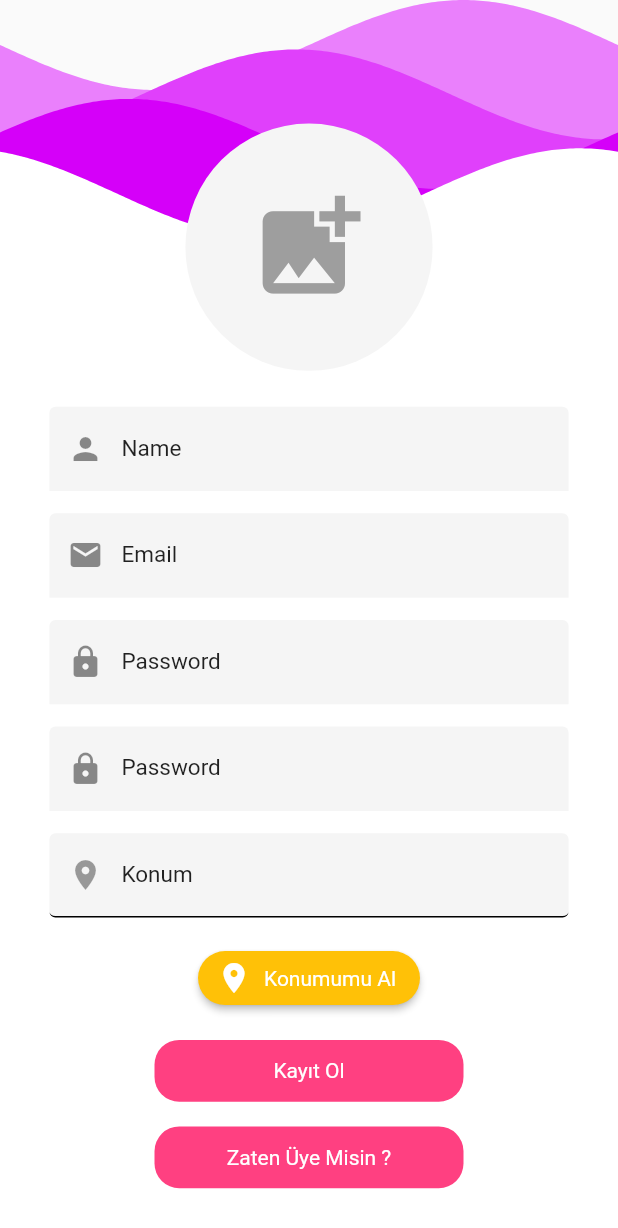
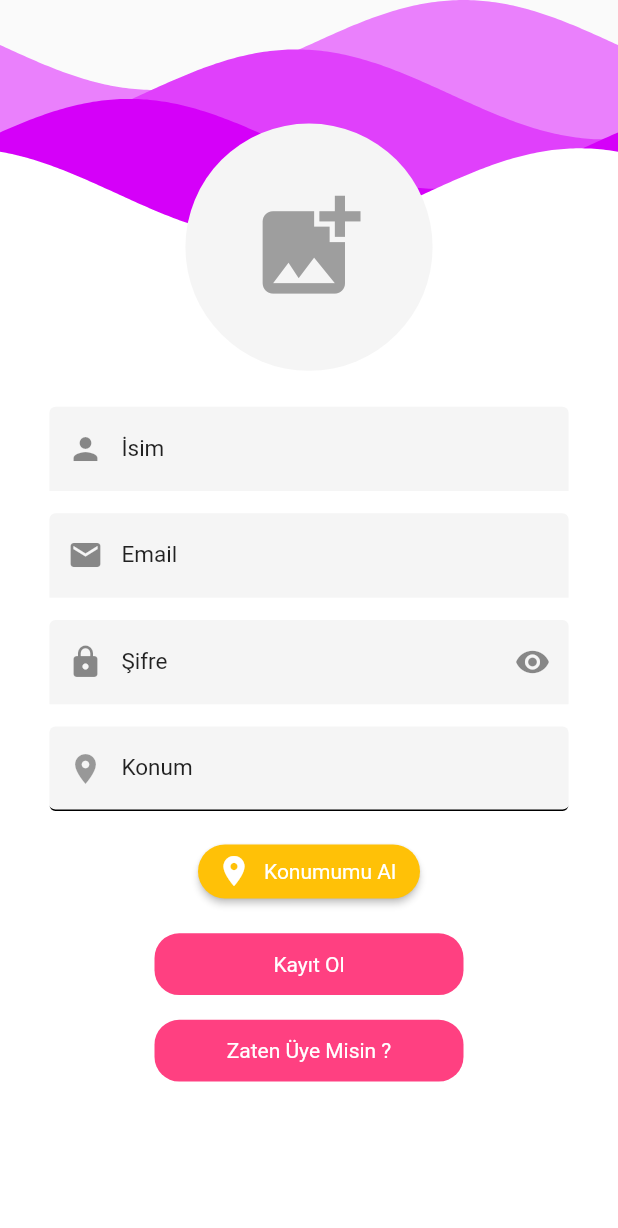
Before and after one commit to TeamVBTHackathon/Copy-Paste, a Flutter app: the RegisterView screen opened directly, after a tap on "Kayıt Ol", on a phone screen of 412 x 824 dp. Shown: the top 1228 px of the screen. Run offline on Flutter 3.47's test engine with Material 2 defaults, Android fonts, the phone set to English and light mode, and no system bars; drawn by our look-alikes of wave; our stand-ins replace bloc, cloud_firestore, firebase_auth, firebase_core, firebase_storage, flutter_bloc and 5 more; accounts and stored records are empty; network calls fail; Roboto replaces fonts that are missing (Poppins).

Commit message:
register_view and firebase&firestore registering

```diff
--- a/hackathon/lib/features/authenticate/login/view_model/login_view_model.dart
+++ b/hackathon/lib/features/authenticate/login/view_model/login_view_model.dart
@@ -1,7 +1,10 @@
+// ignore_for_file: prefer_typing_uninitialized_variables
+
 import 'package:bloc/bloc.dart';
 import 'package:flutter/widgets.dart';
 import 'package:hackathon/features/authenticate/login/model/login_request_model.dart';
 import 'package:hackathon/features/authenticate/login/service/ILoginService.dart';
+import 'package:image_picker/image_picker.dart';
 
 class LoginViewModelCubit extends Cubit<LoginViewModelState> {
   TextEditingController emailController;
--- a/hackathon/lib/features/authenticate/register/model_view/register_view_model.dart
+++ b/hackathon/lib/features/authenticate/register/model_view/register_view_model.dart
@@ -1,7 +1,10 @@
+// ignore_for_file: prefer_typing_uninitialized_variables
+
 import 'package:bloc/bloc.dart';
 import 'package:flutter/material.dart';
 import 'package:hackathon/features/authenticate/register/model/register_request_model.dart';
 import 'package:hackathon/features/authenticate/register/service/IRegisterService.dart';
+import 'package:image_picker/image_picker.dart';
 
 class RegisterViewCubit extends Cubit<RegisterViewState> {
   TextEditingController emailController;
@@ -27,7 +30,7 @@ class RegisterViewCubit extends Cubit<RegisterViewState> {
     this.imageController,
   }) : super(RegisterViewInitial());
 
-  void registerUserModel() {
+  void registerUserModel(XFile img) {
     if (formKey.currentState != null && formKey.currentState!.validate()) {
       changeLoadingView();
       RegisterRequestModel model = RegisterRequestModel(
@@ -35,7 +38,7 @@ class RegisterViewCubit extends Cubit<RegisterViewState> {
         password: passwordController.text,
         name: nameController.text,
         city: addresController.text,
-        image: imageController?.text,
+        pickedFile: img,
       );
       service.register(model);
     } else {
@@ -47,6 +50,15 @@ class RegisterViewCubit extends Cubit<RegisterViewState> {
   void changeLoadingView() {
     isLoading = !isLoading;
     emit(RegisterLoadingState(isValidate: isLoading));
+  }
+
+  var filePickerResult;
+
+  void updateItems(XFile image) {
+    filePickerResult = UpdateFileEducationItems(imageItem: image);
+    emit(UpdateFileEducationItems(imageItem: image));
+
+    registerUserModel(image);
   }
 }
 
@@ -65,3 +77,9 @@ class RegisterLoadingState extends RegisterViewState {
 
   RegisterLoadingState({required this.isValidate});
 }
+
+class UpdateFileEducationItems extends RegisterViewState {
+  final XFile? imageItem;
+
+  UpdateFileEducationItems({this.imageItem});
+}
--- a/hackathon/lib/features/authenticate/register/view/parts/register_view_body.dart
+++ b/hackathon/lib/features/authenticate/register/view/parts/register_view_body.dart
@@ -15,6 +15,8 @@ class _RegisterViewBodyState extends State<RegisterViewBody> {
   TextEditingController nameController = TextEditingController();
 
   TextEditingController passwordController = TextEditingController();
+
+  TextEditingController passwordConfirmController = TextEditingController();
 
   TextEditingController confirmPasswordController = TextEditingController();
 
@@ -47,7 +49,6 @@ class _RegisterViewBodyState extends State<RegisterViewBody> {
         nameController: nameController,
         passwordController: passwordController,
         confirmPasswordController: confirmPasswordController,
-        //imageController: imageXFile,
         imageController: storeImageUrl,
         formKey: formKey,
         service: RegisterService(),
@@ -71,7 +72,6 @@ class _RegisterViewBodyState extends State<RegisterViewBody> {
           nameTextField(),
           emailTextField(),
           passwordTextField(),
-          passwordTextField(),
           _locationTextField(),
           getMyLocation(),
           _registerButton(context),
@@ -86,32 +86,55 @@ class _RegisterViewBodyState extends State<RegisterViewBody> {
       controller: emailController,
       labelText: 'Email',
       icon: const Icon(Icons.email),
+      textInputType: TextInputType.emailAddress,
+      validator: (value) {
+        if (value!.isEmpty || !value.contains('@')) {
+          return 'Geçerli bir mail adresi giriniz.';
+        } else {
+          return '';
+        }
+      },
     );
   }
 
   CustomTextFormFieldWidget passwordTextField() {
+    bool isVisible = true;
+
+    void _changeVisibility() {
+      setState(() {
+        print(isVisible);
+        isVisible = !isVisible;
+        print(isVisible);
+      });
+    }
+
     return CustomTextFormFieldWidget(
-        controller: passwordController,
-        labelText: "Password",
-        icon: const Icon(Icons.lock));
+      controller: passwordController,
+      labelText: "Şifre",
+      icon: const Icon(Icons.lock),
+      isObsecure: isVisible,
+      validator: (value) {
+        if (value!.isEmpty || value.length < 8) {
+          return 'Şifre en az 8 karakterden oluşmalıdır.';
+        }
+        return '';
+      },
+      iconButton: IconButton(
+        onPressed: () {
+          _changeVisibility();
+        },
+        icon: isVisible
+            ? const Icon(Icons.visibility)
+            : const Icon(Icons.visibility_off),
+      ),
+    );
   }
 
   CustomTextFormFieldWidget nameTextField() {
     return CustomTextFormFieldWidget(
-        controller: nameController,
-        labelText: "Name",
-        icon: const Icon(Icons.person));
-  }
-
-  Row _rowLocation() {
-    return Row(
-      children: [
-        CustomTextFormFieldWidget(
-          controller: locationController,
-          labelText: "Konum",
-          icon: const Icon(Icons.location_on),
-        ),
-      ],
+      controller: nameController,
+      labelText: "İsim",
+      icon: const Icon(Icons.person),
     );
   }
 
@@ -233,10 +256,12 @@ class _RegisterViewBodyState extends State<RegisterViewBody> {
         listener: (context, state) {},
         builder: (context, state) {
           return InkWell(
-            onTap: context.watch<RegisterViewCubit>().isLoading
+            onTap: context.read<RegisterViewCubit>().isLoading
                 ? null
                 : () {
-                    context.read<RegisterViewCubit>().registerUserModel();
+                    context
+                        .read<RegisterViewCubit>()
+                        .updateItems(storeImageUrl);
                   },
             child: Padding(
               padding: EdgeInsets.all(context.height * 0.01),
--- a/hackathon/lib/features/authenticate/widgets/custom_text_form_field_widget.dart
+++ b/hackathon/lib/features/authenticate/widgets/custom_text_form_field_widget.dart
@@ -12,8 +12,10 @@ class CustomTextFormFieldWidget extends StatelessWidget {
   bool? isObsecure;
   String Function(String?)? validator;
   bool? isEnabled;
-  CustomTextFormFieldWidget(
-      {Key? key,
+  IconButton? iconButton;
+
+  CustomTextFormFieldWidget({
+    Key? key,
     required this.controller,
     required this.labelText,
     required this.icon,
@@ -22,8 +24,9 @@ class CustomTextFormFieldWidget extends StatelessWidget {
     this.isObsecure,
     this.validator,
     this.textInputType,
-      this.isEnabled})
-      : super(key: key);
+    this.isEnabled,
+    this.iconButton,
+  }) : super(key: key);
 
   @override
   Widget build(BuildContext context) {
@@ -53,6 +56,7 @@ class CustomTextFormFieldWidget extends StatelessWidget {
                 color: ThemePurple().theme.errorColor,
               ),
           prefixIcon: icon,
+          suffixIcon: iconButton,
         ),
       ),
     );
--- a/hackathon/lib/main.dart
+++ b/hackathon/lib/main.dart
@@ -29,7 +29,7 @@ class MyApp extends StatelessWidget {
       title: 'Material App',
       theme: ThemePurple().theme,
       debugShowCheckedModeBanner: false,
-      home: MainScreen(),
+      home: RegisterView(),
       // initialRoute: '/',
       // //const AuthStateScreen(),
       // routes: {
```
Lines whose indentation alone changed are shown as unchanged.
